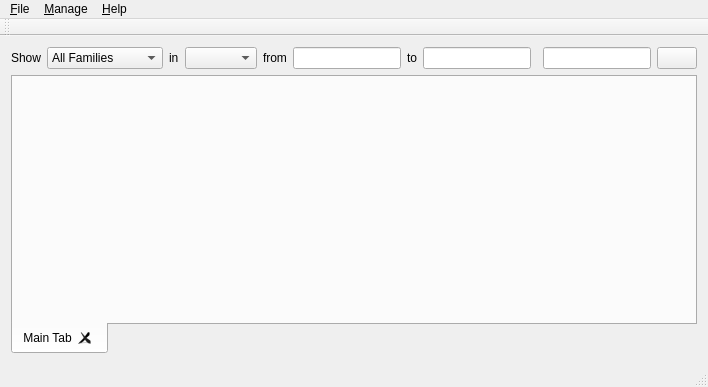
Old version of the form mainwindow.ui in the repository Tsibyonix/VisitationManagementTool.
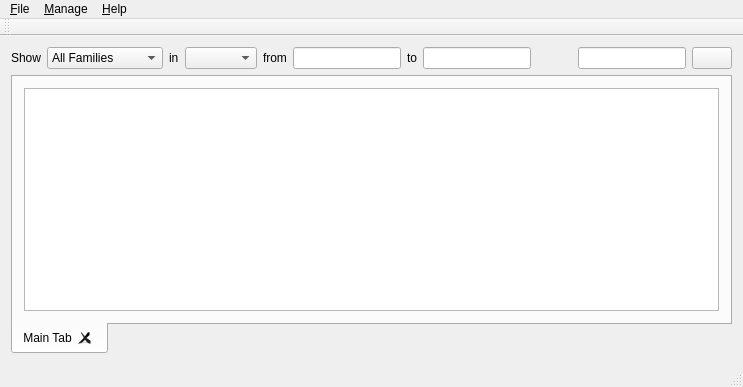
New version of the form.

Commit message: Added the MainTab functionality, but the date does not work. Signed-off-by: Sanchit Samuel <sanchit.samuel@live.com>

The edit to the form file:
```diff
--- a/mainwindow.ui
+++ b/mainwindow.ui
@@ -6,7 +6,7 @@
    <rect>
     <x>0</x>
     <y>0</y>
-    <width>708</width>
+    <width>743</width>
     <height>387</height>
    </rect>
   </property>
@@ -154,6 +154,11 @@
        <attribute name="title">
         <string>Main Tab</string>
        </attribute>
+       <layout class="QHBoxLayout" name="horizontalLayout_2">
+        <item>
+         <widget class="QTableView" name="mainTableView"/>
+        </item>
+       </layout>
       </widget>
      </widget>
     </item>
@@ -164,7 +169,7 @@
     <rect>
      <x>0</x>
      <y>0</y>
-     <width>708</width>
+     <width>743</width>
      <height>21</height>
     </rect>
    </property>
```
Left out of the diff: 10 changed lines with no effect on the pictures. The commit also changes 3 other files.
